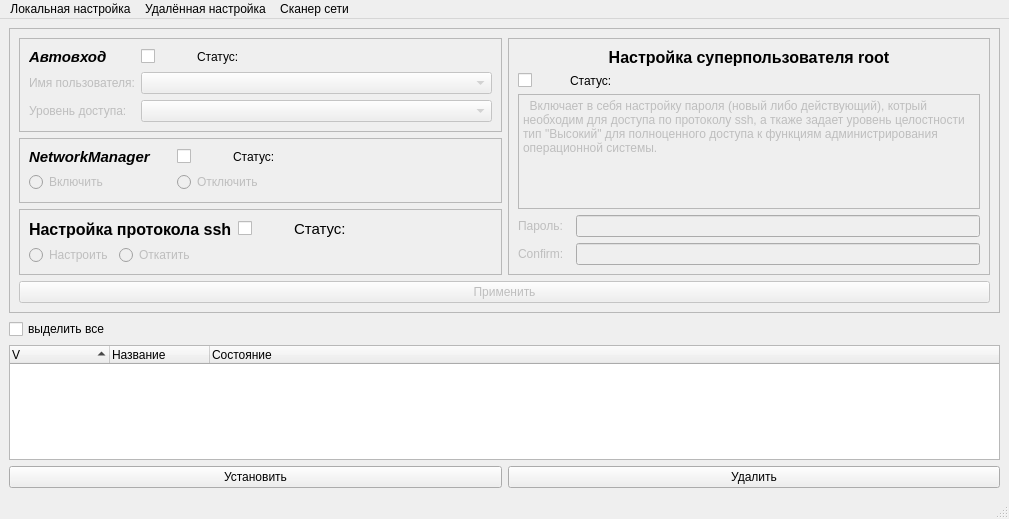
Qt form adminka/qt/MainSettingsWindow.ui (dreadsolnce/currentProjects) before a commit.
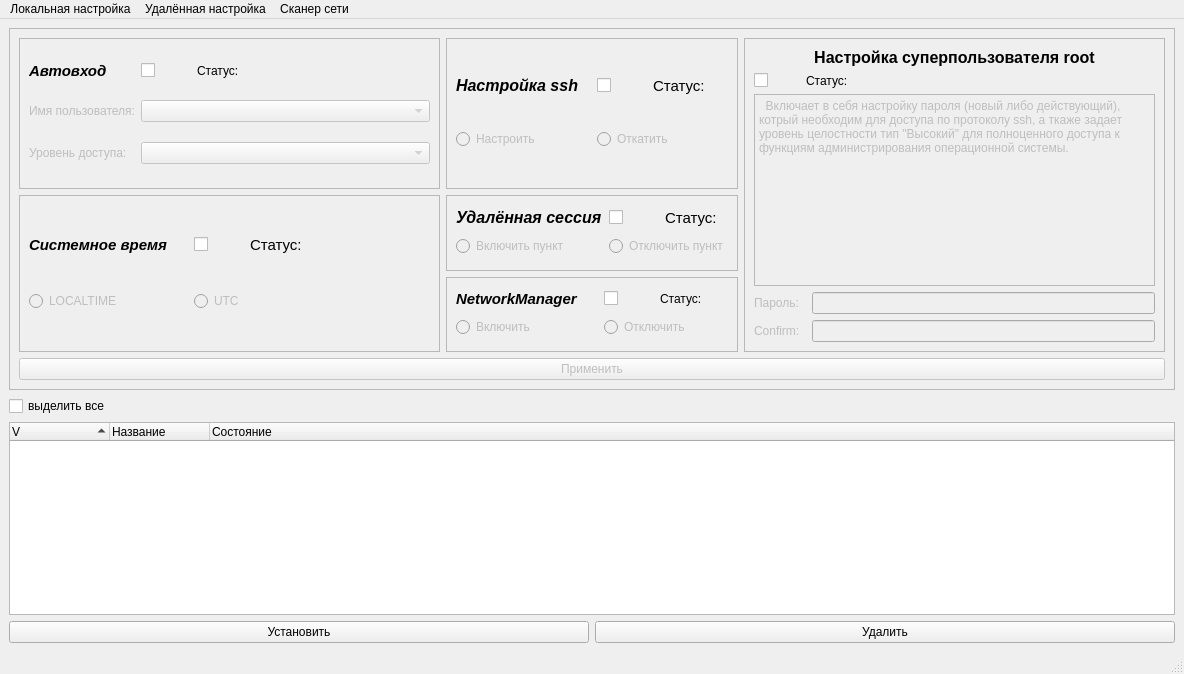
The same form after that commit. Icons and pictures are not drawn.

Commit message: add aplet RemoteConnection

The edit to the form file:
```diff
--- a/adminka/qt/MainSettingsWindow.ui
+++ b/adminka/qt/MainSettingsWindow.ui
@@ -6,8 +6,8 @@
    <rect>
     <x>0</x>
     <y>0</y>
-    <width>1009</width>
-    <height>519</height>
+    <width>1184</width>
+    <height>674</height>
    </rect>
   </property>
   <property name="contextMenuPolicy">
@@ -27,57 +27,414 @@
    <enum>Qt::ToolButtonIconOnly</enum>
   </property>
   <widget class="QWidget" name="centralwidget">
-   <layout class="QGridLayout" name="gridLayout">
-    <item row="2" column="0">
-     <widget class="QTreeWidget" name="treeWidget_program">
-      <property name="enabled">
-       <bool>true</bool>
-      </property>
-      <property name="statusTip">
-       <string>Список программ для установки</string>
-      </property>
-      <property name="sortingEnabled">
-       <bool>true</bool>
-      </property>
-      <property name="columnCount">
-       <number>3</number>
-      </property>
-      <attribute name="headerVisible">
-       <bool>true</bool>
-      </attribute>
-      <attribute name="headerCascadingSectionResizes">
-       <bool>false</bool>
-      </attribute>
-      <attribute name="headerHighlightSections">
-       <bool>true</bool>
-      </attribute>
-      <column>
-       <property name="text">
-        <string>V</string>
-       </property>
-      </column>
-      <column>
-       <property name="text">
-        <string>Название</string>
-       </property>
-      </column>
-      <column>
-       <property name="text">
-        <string>Состояние</string>
-       </property>
-      </column>
-     </widget>
-    </item>
+   <layout class="QGridLayout" name="gridLayout_7">
     <item row="0" column="0">
      <widget class="QFrame" name="frame_1">
+      <property name="sizePolicy">
+       <sizepolicy hsizetype="Preferred" vsizetype="Preferred">
+        <horstretch>0</horstretch>
+        <verstretch>0</verstretch>
+       </sizepolicy>
+      </property>
+      <property name="maximumSize">
+       <size>
+        <width>16777215</width>
+        <height>367</height>
+       </size>
+      </property>
       <property name="frameShape">
        <enum>QFrame::StyledPanel</enum>
       </property>
       <property name="frameShadow">
        <enum>QFrame::Raised</enum>
       </property>
-      <layout class="QGridLayout" name="gridLayout_5">
-       <item row="0" column="0">
+      <layout class="QGridLayout" name="gridLayout">
+       <item row="0" column="1" rowspan="2">
+        <widget class="QFrame" name="frame_ssh">
+         <property name="sizePolicy">
+          <sizepolicy hsizetype="Preferred" vsizetype="Preferred">
+           <horstretch>0</horstretch>
+           <verstretch>0</verstretch>
+          </sizepolicy>
+         </property>
+         <property name="frameShape">
+          <enum>QFrame::StyledPanel</enum>
+         </property>
+         <property name="frameShadow">
+          <enum>QFrame::Raised</enum>
+         </property>
+         <layout class="QGridLayout" name="gridLayout_8">
+          <item row="0" column="0">
+           <widget class="QLabel" name="label_ssh">
+            <property name="sizePolicy">
+             <sizepolicy hsizetype="Fixed" vsizetype="Preferred">
+              <horstretch>0</horstretch>
+              <verstretch>0</verstretch>
+             </sizepolicy>
+            </property>
+            <property name="minimumSize">
+             <size>
+              <width>135</width>
+              <height>0</height>
+             </size>
+            </property>
+            <property name="font">
+             <font>
+              <pointsize>12</pointsize>
+              <weight>75</weight>
+              <italic>true</italic>
+              <bold>true</bold>
+             </font>
+            </property>
+            <property name="statusTip">
+             <string>Позволяет настроить доступ по протоколу ssh</string>
+            </property>
+            <property name="text">
+             <string>Настройка ssh</string>
+            </property>
+           </widget>
+          </item>
+          <item row="0" column="1">
+           <widget class="QCheckBox" name="checkBox_ssh">
+            <property name="sizePolicy">
+             <sizepolicy hsizetype="Fixed" vsizetype="Fixed">
+              <horstretch>0</horstretch>
+              <verstretch>0</verstretch>
+             </sizepolicy>
+            </property>
+            <property name="minimumSize">
+             <size>
+              <width>50</width>
+              <height>0</height>
+             </size>
+            </property>
+            <property name="text">
+             <string/>
+            </property>
+           </widget>
+          </item>
+          <item row="0" column="2">
+           <widget class="QLabel" name="label_ssh_state">
+            <property name="enabled">
+             <bool>true</bool>
+            </property>
+            <property name="font">
+             <font>
+              <pointsize>11</pointsize>
+              <weight>50</weight>
+              <italic>false</italic>
+              <bold>false</bold>
+              <underline>false</underline>
+             </font>
+            </property>
+            <property name="frameShape">
+             <enum>QFrame::NoFrame</enum>
+            </property>
+            <property name="frameShadow">
+             <enum>QFrame::Plain</enum>
+            </property>
+            <property name="lineWidth">
+             <number>0</number>
+            </property>
+            <property name="midLineWidth">
+             <number>0</number>
+            </property>
+            <property name="text">
+             <string>Статус: </string>
+            </property>
+            <property name="alignment">
+             <set>Qt::AlignLeading|Qt::AlignLeft|Qt::AlignVCenter</set>
+            </property>
+           </widget>
+          </item>
+          <item row="1" column="0">
+           <widget class="QRadioButton" name="radioButton_ssh_enable">
+            <property name="enabled">
+             <bool>false</bool>
+            </property>
+            <property name="statusTip">
+             <string>Выполняет настройку</string>
+            </property>
+            <property name="text">
+             <string>Настроить</string>
+            </property>
+           </widget>
+          </item>
+          <item row="1" column="1" colspan="2">
+           <widget class="QRadioButton" name="radioButton_ssh_disable">
+            <property name="enabled">
+             <bool>false</bool>
+            </property>
+            <property name="statusTip">
+             <string>Востанавливает прежние настройки из резервной копии файла</string>
+            </property>
+            <property name="text">
+             <string>Откатить</string>
+            </property>
+           </widget>
+          </item>
+         </layout>
+        </widget>
+       </item>
+       <item row="4" column="0" colspan="3">
+        <widget class="QPushButton" name="pushButton_apply">
+         <property name="enabled">
+          <bool>false</bool>
+         </property>
+         <property name="statusTip">
+          <string>Применить отмеченные изменения</string>
+         </property>
+         <property name="text">
+          <string>Применить</string>
+         </property>
+        </widget>
+       </item>
+       <item row="2" column="1">
+        <widget class="QFrame" name="frame_remote_session">
+         <property name="sizePolicy">
+          <sizepolicy hsizetype="Preferred" vsizetype="Preferred">
+           <horstretch>0</horstretch>
+           <verstretch>0</verstretch>
+          </sizepolicy>
+         </property>
+         <property name="frameShape">
+          <enum>QFrame::StyledPanel</enum>
+         </property>
+         <property name="frameShadow">
+          <enum>QFrame::Raised</enum>
+         </property>
+         <layout class="QGridLayout" name="gridLayout_6">
+          <item row="0" column="0">
+           <widget class="QLabel" name="label_remote_session">
+            <property name="sizePolicy">
+             <sizepolicy hsizetype="Fixed" vsizetype="Preferred">
+              <horstretch>0</horstretch>
+              <verstretch>0</verstretch>
+             </sizepolicy>
+            </property>
+            <property name="minimumSize">
+             <size>
+              <width>135</width>
+              <height>0</height>
+             </size>
+            </property>
+            <property name="font">
+             <font>
+              <pointsize>12</pointsize>
+              <weight>75</weight>
+              <italic>true</italic>
+              <bold>true</bold>
+             </font>
+            </property>
+            <property name="statusTip">
+             <string>Позволяет настроить доступ по протоколу ssh</string>
+            </property>
+            <property name="text">
+             <string>Удалённая сессия</string>
+            </property>
+           </widget>
+          </item>
+          <item row="0" column="1">
+           <widget class="QCheckBox" name="checkBox_remote_session">
+            <property name="sizePolicy">
+             <sizepolicy hsizetype="Fixed" vsizetype="Fixed">
+              <horstretch>0</horstretch>
+              <verstretch>0</verstretch>
+             </sizepolicy>
+            </property>
+            <property name="minimumSize">
+             <size>
+              <width>50</width>
+              <height>0</height>
+             </size>
+            </property>
+            <property name="text">
+             <string/>
+            </property>
+           </widget>
+          </item>
+          <item row="0" column="2">
+           <widget class="QLabel" name="label_remote_session_2">
+            <property name="enabled">
+             <bool>true</bool>
+            </property>
+            <property name="font">
+             <font>
+              <pointsize>11</pointsize>
+              <weight>50</weight>
+              <italic>false</italic>
+              <bold>false</bold>
+              <underline>false</underline>
+             </font>
+            </property>
+            <property name="frameShape">
+             <enum>QFrame::NoFrame</enum>
+            </property>
+            <property name="frameShadow">
+             <enum>QFrame::Plain</enum>
+            </property>
+            <property name="lineWidth">
+             <number>0</number>
+            </property>
+            <property name="midLineWidth">
+             <number>0</number>
+            </property>
+            <property name="text">
+             <string>Статус: </string>
+            </property>
+            <property name="alignment">
+             <set>Qt::AlignLeading|Qt::AlignLeft|Qt::AlignVCenter</set>
+            </property>
+           </widget>
+          </item>
+          <item row="1" column="0">
+           <widget class="QRadioButton" name="radioButton_remote_enable">
+            <property name="enabled">
+             <bool>false</bool>
+            </property>
+            <property name="statusTip">
+             <string>Выполняет настройку</string>
+            </property>
+            <property name="text">
+             <string>Включить пункт</string>
+            </property>
+           </widget>
+          </item>
+          <item row="1" column="1" colspan="2">
+           <widget class="QRadioButton" name="radioButton_remote_disable">
+            <property name="enabled">
+             <bool>false</bool>
+            </property>
+            <property name="statusTip">
+             <string>Востанавливает прежние настройки из резервной копии файла</string>
+            </property>
+            <property name="text">
+             <string>Отключить пункт</string>
+            </property>
+           </widget>
+          </item>
+         </layout>
+        </widget>
+       </item>
+       <item row="3" column="1">
+        <widget class="QFrame" name="frame_3">
+         <property name="frameShape">
+          <enum>QFrame::StyledPanel</enum>
+         </property>
+         <property name="frameShadow">
+          <enum>QFrame::Raised</enum>
+         </property>
+         <layout class="QGridLayout" name="gridLayout_3">
+          <item row="0" column="1">
+           <widget class="QCheckBox" name="checkBox_networkmanager">
+            <property name="sizePolicy">
+             <sizepolicy hsizetype="Fixed" vsizetype="Fixed">
+              <horstretch>0</horstretch>
+              <verstretch>0</verstretch>
+             </sizepolicy>
+            </property>
+            <property name="minimumSize">
+             <size>
+              <width>50</width>
+              <height>0</height>
+             </size>
+            </property>
+            <property name="text">
+             <string/>
+            </property>
+           </widget>
+          </item>
+          <item row="1" column="1" colspan="2">
+           <widget class="QRadioButton" name="radioButton_netdisable">
+            <property name="enabled">
+             <bool>false</bool>
+            </property>
+            <property name="sizePolicy">
+             <sizepolicy hsizetype="Preferred" vsizetype="Preferred">
+              <horstretch>0</horstretch>
+              <verstretch>0</verstretch>
+             </sizepolicy>
+            </property>
+            <property name="statusTip">
+             <string>Отключить аплет сетевых настроек</string>
+            </property>
+            <property name="text">
+             <string>Отключить</string>
+            </property>
+           </widget>
+          </item>
+          <item row="1" column="0">
+           <widget class="QRadioButton" name="radioButton_netenable">
+            <property name="enabled">
+             <bool>false</bool>
+            </property>
+            <property name="statusTip">
+             <string>Включить аплет сетевых настроек</string>
+            </property>
+            <property name="text">
+             <string>Включить</string>
+            </property>
+           </widget>
+          </item>
+          <item row="0" column="2">
+           <widget class="QLabel" name="label_networkmanager">
+            <property name="enabled">
+             <bool>true</bool>
+            </property>
+            <property name="frameShape">
+             <enum>QFrame::NoFrame</enum>
+            </property>
+            <property name="frameShadow">
+             <enum>QFrame::Plain</enum>
+            </property>
+            <property name="lineWidth">
+             <number>0</number>
+            </property>
+            <property name="midLineWidth">
+             <number>0</number>
+            </property>
+            <property name="text">
+             <string>Статус: </string>
+            </property>
+            <property name="alignment">
+             <set>Qt::AlignLeading|Qt::AlignLeft|Qt::AlignVCenter</set>
+            </property>
+           </widget>
+          </item>
+          <item row="0" column="0">
+           <widget class="QLabel" name="label_4">
+            <property name="sizePolicy">
+             <sizepolicy hsizetype="Fixed" vsizetype="Preferred">
+              <horstretch>0</horstretch>
+              <verstretch>0</verstretch>
+             </sizepolicy>
+            </property>
+            <property name="minimumSize">
+             <size>
+              <width>0</width>
+              <height>0</height>
+             </size>
+            </property>
+            <property name="font">
+             <font>
+              <pointsize>11</pointsize>
+              <weight>75</weight>
+              <italic>true</italic>
+              <bold>true</bold>
+             </font>
+            </property>
+            <property name="statusTip">
+             <string>Позволяет настроить аплет сетевых настроек отображаемый в правом углу экрана</string>
+            </property>
+            <property name="text">
+             <string>NetworkManager     </string>
+            </property>
+           </widget>
+          </item>
+         </layout>
+        </widget>
+       </item>
+       <item row="0" column="0" rowspan="2">
         <widget class="QFrame" name="frame_2">
          <property name="sizePolicy">
           <sizepolicy hsizetype="Expanding" vsizetype="Preferred">
@@ -218,7 +575,7 @@
          </layout>
         </widget>
        </item>
-       <item row="0" column="1" rowspan="3">
+       <item row="0" column="2" rowspan="4">
         <widget class="QFrame" name="frame_root">
          <property name="frameShape">
           <enum>QFrame::StyledPanel</enum>
@@ -259,6 +616,12 @@
             <property name="enabled">
              <bool>false</bool>
             </property>
+            <property name="sizePolicy">
+             <sizepolicy hsizetype="Preferred" vsizetype="Preferred">
+              <horstretch>0</horstretch>
+              <verstretch>0</verstretch>
+             </sizepolicy>
+            </property>
             <property name="plainText">
              <string>  Включает в себя настройку пароля (новый либо действующий), котрый необходим для доступа по протоколу ssh, а ткаже задает уровень целостности тип &quot;Высокий&quot; для полноценного доступа к функциям администрирования операционной системы.</string>
             </property>
@@ -326,194 +689,17 @@
          </layout>
         </widget>
        </item>
-       <item row="1" column="0">
-        <widget class="QFrame" name="frame_3">
+       <item row="2" column="0" rowspan="2">
+        <widget class="QFrame" name="frame_time">
          <property name="frameShape">
           <enum>QFrame::StyledPanel</enum>
          </property>
          <property name="frameShadow">
           <enum>QFrame::Raised</enum>
          </property>
-         <layout class="QGridLayout" name="gridLayout_3">
-          <item row="0" column="0">
-           <widget class="QLabel" name="label_4">
-            <property name="sizePolicy">
-             <sizepolicy hsizetype="Fixed" vsizetype="Preferred">
-              <horstretch>0</horstretch>
-              <verstretch>0</verstretch>
-             </sizepolicy>
-            </property>
-            <property name="minimumSize">
-             <size>
-              <width>0</width>
-              <height>0</height>
-             </size>
-            </property>
-            <property name="font">
-             <font>
-              <pointsize>11</pointsize>
-              <weight>75</weight>
-              <italic>true</italic>
-              <bold>true</bold>
-             </font>
-            </property>
-            <property name="statusTip">
-             <string>Позволяет настроить аплет сетевых настроек отображаемый в правом углу экрана</string>
-            </property>
-            <property name="text">
-             <string>NetworkManager     </string>
-            </property>
-           </widget>
-          </item>
-          <item row="1" column="0">
-           <widget class="QRadioButton" name="radioButton_netenable">
-            <property name="enabled">
-             <bool>false</bool>
-            </property>
-            <property name="statusTip">
-             <string>Включить аплет сетевых настроек</string>
-            </property>
-            <property name="text">
-             <string>Включить</string>
-            </property>
-           </widget>
-          </item>
-          <item row="1" column="1" colspan="2">
-           <widget class="QRadioButton" name="radioButton_netdisable">
-            <property name="enabled">
-             <bool>false</bool>
-            </property>
-            <property name="statusTip">
-             <string>Отключить аплет сетевых настроек</string>
-            </property>
-            <property name="text">
-             <string>Отключить</string>
-            </property>
-           </widget>
-          </item>
-          <item row="0" column="1">
-           <widget class="QCheckBox" name="checkBox_networkmanager">
-            <property name="sizePolicy">
-             <sizepolicy hsizetype="Fixed" vsizetype="Fixed">
-              <horstretch>0</horstretch>
-              <verstretch>0</verstretch>
-             </sizepolicy>
-            </property>
-            <property name="minimumSize">
-             <size>
-              <width>50</width>
-              <height>0</height>
-             </size>
-            </property>
-            <property name="text">
-             <string/>
-            </property>
-           </widget>
-          </item>
-          <item row="0" column="2">
-           <widget class="QLabel" name="label_networkmanager">
-            <property name="enabled">
-             <bool>true</bool>
-            </property>
-            <property name="frameShape">
-             <enum>QFrame::NoFrame</enum>
-            </property>
-            <property name="frameShadow">
-             <enum>QFrame::Plain</enum>
-            </property>
-            <property name="lineWidth">
-             <number>0</number>
-            </property>
-            <property name="midLineWidth">
-             <number>0</number>
-            </property>
-            <property name="text">
-             <string>Статус: </string>
-            </property>
-            <property name="alignment">
-             <set>Qt::AlignLeading|Qt::AlignLeft|Qt::AlignVCenter</set>
-            </property>
-           </widget>
-          </item>
-         </layout>
-        </widget>
-       </item>
-       <item row="2" column="0">
-        <widget class="QFrame" name="frame_ssh">
-         <property name="frameShape">
-          <enum>QFrame::StyledPanel</enum>
-         </property>
-         <property name="frameShadow">
-          <enum>QFrame::Raised</enum>
-         </property>
-         <layout class="QGridLayout" name="gridLayout_6">
-          <item row="0" column="0" colspan="3">
-           <widget class="QLabel" name="label_ssh">
-            <property name="sizePolicy">
-             <sizepolicy hsizetype="Fixed" vsizetype="Preferred">
-              <horstretch>0</horstretch>
-              <verstretch>0</verstretch>
-             </sizepolicy>
-            </property>
-            <property name="font">
-             <font>
-              <pointsize>12</pointsize>
-              <weight>75</weight>
-              <bold>true</bold>
-             </font>
-            </property>
-            <property name="text">
-             <string>Настройка протокола ssh</string>
-            </property>
-           </widget>
-          </item>
-          <item row="3" column="0">
-           <widget class="QRadioButton" name="radioButton_ssh_enable">
-            <property name="enabled">
-             <bool>false</bool>
-            </property>
-            <property name="statusTip">
-             <string>Настраивает доступ по протоколу ssh</string>
-            </property>
-            <property name="text">
-             <string>Настроить</string>
-            </property>
-           </widget>
-          </item>
-          <item row="3" column="1">
-           <widget class="QRadioButton" name="radioButton_ssh_disable">
-            <property name="enabled">
-             <bool>false</bool>
-            </property>
-            <property name="statusTip">
-             <string>Востанавливает прежние настройки из резервной копии файла</string>
-            </property>
-            <property name="text">
-             <string>Откатить</string>
-            </property>
-           </widget>
-          </item>
+         <layout class="QGridLayout" name="gridLayout_5">
           <item row="0" column="3">
-           <widget class="QCheckBox" name="checkBox_ssh">
-            <property name="sizePolicy">
-             <sizepolicy hsizetype="Fixed" vsizetype="Fixed">
-              <horstretch>0</horstretch>
-              <verstretch>0</verstretch>
-             </sizepolicy>
-            </property>
-            <property name="minimumSize">
-             <size>
-              <width>50</width>
-              <height>0</height>
-             </size>
-            </property>
-            <property name="text">
-             <string/>
-            </property>
-           </widget>
-          </item>
-          <item row="0" column="7">
-           <widget class="QLabel" name="label_ssh_state">
+           <widget class="QLabel" name="label_time_state">
             <property name="enabled">
              <bool>true</bool>
             </property>
@@ -546,8 +732,57 @@
             </property>
            </widget>
           </item>
-          <item row="0" column="8">
-           <spacer name="horizontalSpacer">
+          <item row="0" column="2">
+           <widget class="QCheckBox" name="checkBox_time">
+            <property name="sizePolicy">
+             <sizepolicy hsizetype="Fixed" vsizetype="Fixed">
+              <horstretch>0</horstretch>
+              <verstretch>0</verstretch>
+             </sizepolicy>
+            </property>
+            <property name="minimumSize">
+             <size>
+              <width>50</width>
+              <height>0</height>
+             </size>
+            </property>
+            <property name="text">
+             <string/>
+            </property>
+           </widget>
+          </item>
+          <item row="0" column="0" colspan="2">
+           <widget class="QLabel" name="label_time">
+            <property name="sizePolicy">
+             <sizepolicy hsizetype="Fixed" vsizetype="Preferred">
+              <horstretch>0</horstretch>
+              <verstretch>0</verstretch>
+             </sizepolicy>
+            </property>
+            <property name="minimumSize">
+             <size>
+              <width>0</width>
+              <height>0</height>
+             </size>
+            </property>
+            <property name="font">
+             <font>
+              <pointsize>11</pointsize>
+              <weight>75</weight>
+              <italic>true</italic>
+              <bold>true</bold>
+             </font>
+            </property>
+            <property name="statusTip">
+             <string>Настройка формата работы службы времени</string>
+            </property>
+            <property name="text">
+             <string>Системное время     </string>
+            </property>
+           </widget>
+          </item>
+          <item row="0" column="4">
+           <spacer name="horizontalSpacer_2">
             <property name="orientation">
              <enum>Qt::Horizontal</enum>
             </property>
@@ -559,25 +794,94 @@
             </property>
            </spacer>
           </item>
+          <item row="1" column="0">
+           <widget class="QRadioButton" name="radioButton_localtime">
+            <property name="enabled">
+             <bool>false</bool>
+            </property>
+            <property name="sizePolicy">
+             <sizepolicy hsizetype="Preferred" vsizetype="Preferred">
+              <horstretch>0</horstretch>
+              <verstretch>0</verstretch>
+             </sizepolicy>
+            </property>
+            <property name="statusTip">
+             <string>Аппаратное (время в BIOS) и системное время совпадают</string>
+            </property>
+            <property name="text">
+             <string>LOCALTIME</string>
+            </property>
+           </widget>
+          </item>
+          <item row="1" column="2">
+           <widget class="QRadioButton" name="radioButton_utc">
+            <property name="enabled">
+             <bool>false</bool>
+            </property>
+            <property name="statusTip">
+             <string>Системное время отличается от аппаратного на величину смещения часового пояса</string>
+            </property>
+            <property name="text">
+             <string>UTC</string>
+            </property>
+           </widget>
+          </item>
          </layout>
         </widget>
        </item>
-       <item row="3" column="0" colspan="2">
-        <widget class="QPushButton" name="pushButton_apply">
-         <property name="enabled">
-          <bool>false</bool>
-         </property>
-         <property name="statusTip">
-          <string>Применить отмеченные изменения</string>
-         </property>
-         <property name="text">
-          <string>Применить</string>
-         </property>
-        </widget>
-       </item>
       </layout>
      </widget>
     </item>
+    <item row="1" column="0">
+     <widget class="QCheckBox" name="checkBox_all">
+      <property name="enabled">
+       <bool>true</bool>
+      </property>
+      <property name="text">
+       <string>выделить все</string>
+      </property>
+     </widget>
+    </item>
+    <item row="2" column="0">
+     <widget class="QTreeWidget" name="treeWidget_program">
+      <property name="enabled">
+       <bool>true</bool>
+      </property>
+      <property name="statusTip">
+       <string>Список программ для установки</string>
+      </property>
+      <property name="sortingEnabled">
+       <bool>true</bool>
+      </property>
+      <property name="columnCount">
+       <number>3</number>
+      </property>
+      <attribute name="headerVisible">
+       <bool>true</bool>
+      </attribute>
+      <attribute name="headerCascadingSectionResizes">
+       <bool>false</bool>
+      </attribute>
+      <attribute name="headerHighlightSections">
+       <bool>true</bool>
+      </attribute>
+      <column>
+       <property name="text">
+        <string>V</string>
+       </property>
+      </column>
+      <column>
+       <property name="text">
+        <string>Название</string>
+       </property>
+      </column>
+      <column>
+       <property name="text">
+        <string>Состояние</string>
+       </property>
+      </column>
+     </widget>
+    </item>
     <item row="3" column="0">
      <layout class="QHBoxLayout" name="horizontalLayout_3">
       <item>
@@ -602,16 +906,6 @@
       </item>
      </layout>
     </item>
-    <item row="1" column="0">
-     <widget class="QCheckBox" name="checkBox_all">
-      <property name="enabled">
-       <bool>true</bool>
-      </property>
-      <property name="text">
-       <string>выделить все</string>
-      </property>
-     </widget>
-    </item>
    </layout>
   </widget>
   <widget class="QMenuBar" name="menubar">
@@ -619,7 +913,7 @@
     <rect>
      <x>0</x>
      <y>0</y>
-     <width>1009</width>
+     <width>1184</width>
      <height>24</height>
     </rect>
    </property>
```
Left out of the diff: 100 changed lines with no effect on the pictures. The commit also changes 3 other files.
